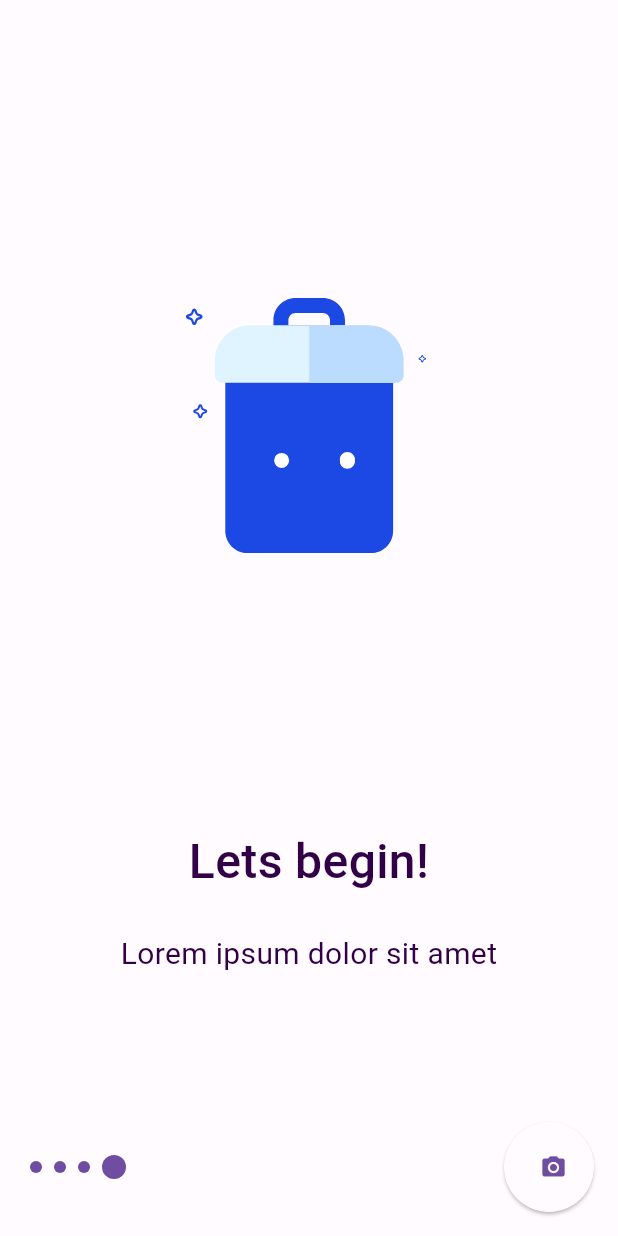
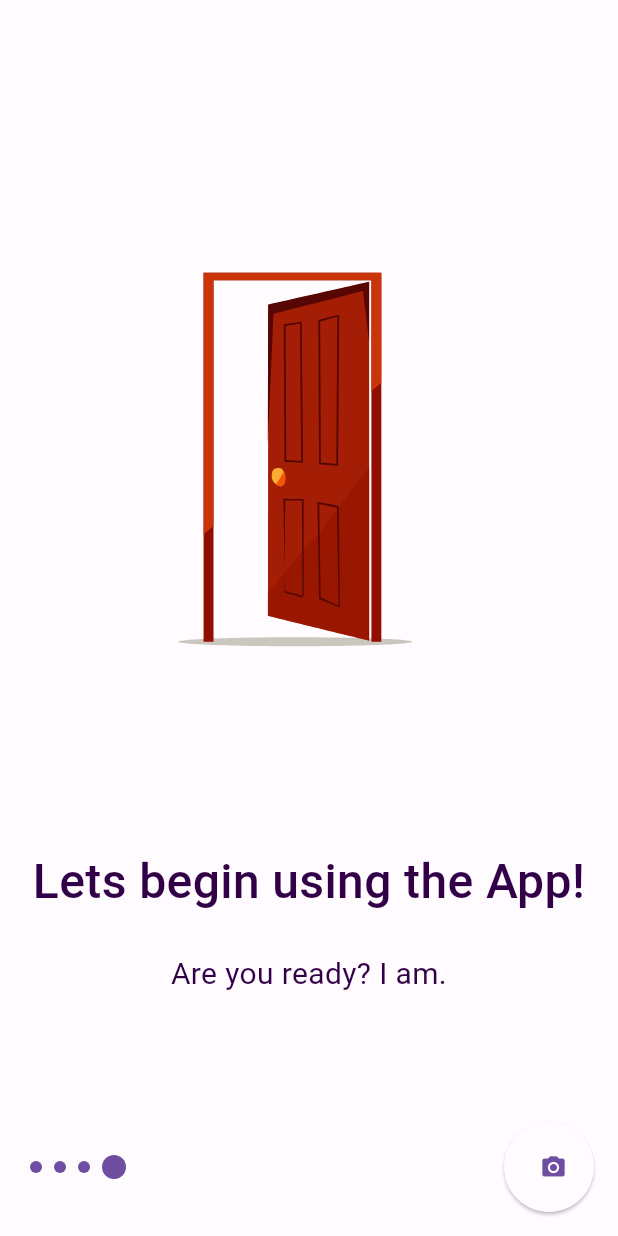
Before and after one commit to hejcman/didit, a Flutter app: the screen it shows after launch, swiped to page 4, on a phone screen of 412 x 824 dp. Run offline on Flutter 3.47's test engine with Material 2 defaults, Android fonts, the light colour scheme and no system bars; our stand-ins replace camera, hive, hive_flutter, lottie, native_device_orientation, photo_view and 2 more; missing offline and left inert: a package; accounts and stored records are empty.

Commit message:
Lorem ipsum fixed

```diff
--- a/lib/onboarding/beginWithOnBoarding.dart
+++ b/lib/onboarding/beginWithOnBoarding.dart
@@ -37,9 +37,9 @@ class _BeginWithOnBoardingState extends State<BeginWithOnBoarding> {
     super.initState();
 
     // TODO: DEV line to remove data inorder to run on-boarding every time
-    /*_prefs.then((SharedPreferences prefs) {
+    _prefs.then((SharedPreferences prefs) {
       prefs.remove('displayOnBoarding');
-    });*/
+    });
 
     _displayOnBoarding = _prefs.then((SharedPreferences prefs) {
       return prefs.getBool('displayOnBoarding') ?? true;
--- a/lib/onboarding/onboarding.dart
+++ b/lib/onboarding/onboarding.dart
@@ -179,9 +179,9 @@ final List<OnBoardingSlide> onBoardingSlidesData = [
       "You can store your photos prior to the expiration.",
   ),
   const OnBoardingSlide(
-    lottie: 'assets/lottie/trash.json',
-    title: "Lets begin!",
-    description: "Lorem ipsum dolor sit amet",
+    lottie: 'assets/lottie/lets-begin.json',
+    title: "Lets begin using the App!",
+    description: "Are you ready? I am.",
   ),
 ];
 
```
Also changed, not shown: assets/lottie/lets-begin.json (added, +1 -0 lines).
